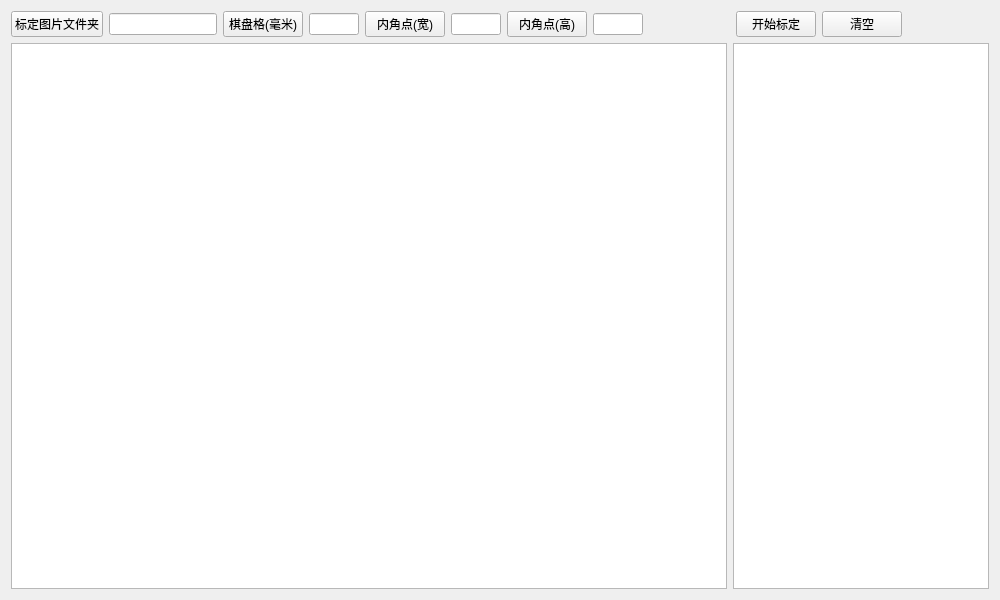
This is mainwindow.ui in NovemberChopin/CameraCalib as Qt 5 draws it before an edit. The edited form follows.
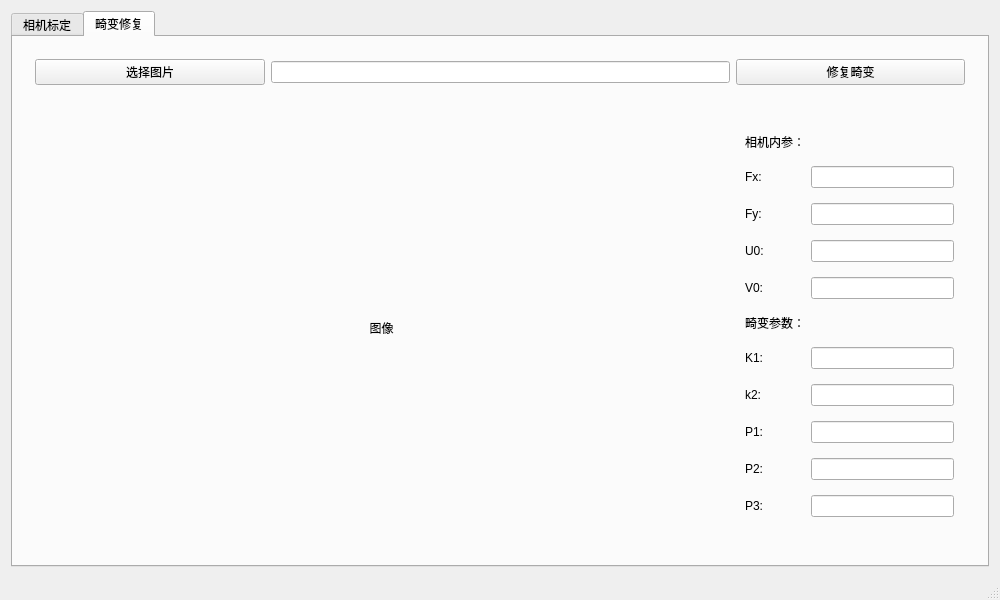
This is the edited form.

```diff
--- a/mainwindow.ui
+++ b/mainwindow.ui
@@ -16,154 +16,119 @@
   <widget class="QWidget" name="centralWidget">
    <layout class="QVBoxLayout" name="verticalLayout">
     <item>
+     <widget class="QTabWidget" name="tabWidget">
+      <property name="currentIndex">
+       <number>1</number>
+      </property>
+      <widget class="QWidget" name="tab_calib">
+       <attribute name="title">
+        <string>相机标定</string>
+       </attribute>
+       <layout class="QVBoxLayout" name="verticalLayout_2">
+        <item>
      <widget class="QWidget" name="widget" native="true">
-      <layout class="QHBoxLayout" name="horizontalLayout_2">
-       <property name="spacing">
+          <property name="sizePolicy">
+           <sizepolicy hsizetype="Preferred" vsizetype="Fixed">
+            <horstretch>0</horstretch>
+            <verstretch>0</verstretch>
+           </sizepolicy>
+          </property>
+          <layout class="QGridLayout" name="gridLayout" columnstretch="1,1,1,1">
+           <property name="leftMargin">
+            <number>0</number>
+           </property>
+           <property name="topMargin">
+            <number>0</number>
+           </property>
+           <property name="rightMargin">
+            <number>0</number>
+           </property>
+           <property name="bottomMargin">
+            <number>0</number>
+           </property>
+           <property name="horizontalSpacing">
         <number>6</number>
        </property>
-       <property name="leftMargin">
-        <number>0</number>
-       </property>
-       <property name="topMargin">
-        <number>0</number>
-       </property>
-       <property name="rightMargin">
-        <number>0</number>
-       </property>
-       <property name="bottomMargin">
-        <number>0</number>
-       </property>
-       <item>
+           <item row="0" column="0">
         <widget class="QPushButton" name="btn_chooseDir">
          <property name="text">
-          <string>标定图片文件夹</string>
+              <string>选择标定图片路径</string>
          </property>
         </widget>
        </item>
-       <item>
+           <item row="3" column="2">
+            <spacer name="horizontalSpacer">
+             <property name="orientation">
+              <enum>Qt::Horizontal</enum>
+             </property>
+             <property name="sizeHint" stdset="0">
+              <size>
+               <width>40</width>
+               <height>20</height>
+              </size>
+             </property>
+            </spacer>
+           </item>
+           <item row="1" column="1">
+            <widget class="QLineEdit" name="lineEdit_2"/>
+           </item>
+           <item row="2" column="1">
+            <widget class="QLineEdit" name="lineEdit_3"/>
+           </item>
+           <item row="3" column="1">
+            <widget class="QLineEdit" name="lineEdit_4"/>
+           </item>
+           <item row="0" column="1">
         <widget class="QLineEdit" name="lineEdit"/>
        </item>
-       <item>
-        <widget class="QPushButton" name="pushButton">
+           <item row="3" column="0">
+            <widget class="QPushButton" name="pushButton_6">
          <property name="text">
-          <string>棋盘格(毫米)</string>
+              <string>内角点个数（高）</string>
          </property>
         </widget>
        </item>
-       <item>
-        <widget class="QLineEdit" name="lineEdit_2">
-         <property name="sizePolicy">
-          <sizepolicy hsizetype="Fixed" vsizetype="Fixed">
-           <horstretch>0</horstretch>
-           <verstretch>0</verstretch>
-          </sizepolicy>
-         </property>
-         <property name="minimumSize">
-          <size>
-           <width>50</width>
-           <height>0</height>
-          </size>
-         </property>
-         <property name="maximumSize">
-          <size>
-           <width>50</width>
-           <height>16777215</height>
-          </size>
-         </property>
-        </widget>
-       </item>
-       <item>
+           <item row="2" column="0">
         <widget class="QPushButton" name="pushButton_2">
          <property name="text">
-          <string>内角点(宽)</string>
+              <string>内角点个数（宽）</string>
          </property>
         </widget>
        </item>
-       <item>
-        <widget class="QLineEdit" name="lineEdit_3">
-         <property name="sizePolicy">
-          <sizepolicy hsizetype="Fixed" vsizetype="Fixed">
-           <horstretch>0</horstretch>
-           <verstretch>0</verstretch>
-          </sizepolicy>
-         </property>
-         <property name="maximumSize">
-          <size>
-           <width>50</width>
-           <height>16777215</height>
-          </size>
-         </property>
-        </widget>
-       </item>
-       <item>
-        <widget class="QPushButton" name="pushButton_3">
+           <item row="1" column="0">
+            <widget class="QPushButton" name="pushButton_7">
          <property name="text">
-          <string>内角点(高)</string>
+              <string>内角点长度（毫米）</string>
          </property>
         </widget>
        </item>
-       <item>
-        <widget class="QLineEdit" name="lineEdit_4">
-         <property name="minimumSize">
-          <size>
-           <width>50</width>
-           <height>0</height>
-          </size>
-         </property>
-         <property name="maximumSize">
-          <size>
-           <width>50</width>
-           <height>16777215</height>
-          </size>
-         </property>
-        </widget>
-       </item>
-       <item>
-        <spacer name="horizontalSpacer_2">
-         <property name="orientation">
-          <enum>Qt::Horizontal</enum>
-         </property>
-         <property name="sizeHint" stdset="0">
-          <size>
-           <width>40</width>
-           <height>20</height>
-          </size>
-         </property>
-        </spacer>
-       </item>
-       <item>
+           <item row="1" column="3">
         <widget class="QPushButton" name="btn_calib">
          <property name="text">
           <string>开始标定</string>
          </property>
         </widget>
        </item>
-       <item>
+           <item row="2" column="3">
         <widget class="QPushButton" name="btn_clear">
          <property name="text">
-          <string>清空</string>
+              <string>清空数据</string>
          </property>
         </widget>
        </item>
-       <item>
-        <spacer name="horizontalSpacer">
-         <property name="orientation">
-          <enum>Qt::Horizontal</enum>
-         </property>
-         <property name="sizeHint" stdset="0">
-          <size>
-           <width>40</width>
-           <height>20</height>
-          </size>
-         </property>
-        </spacer>
+           <item row="3" column="3">
+            <widget class="QPushButton" name="apply_param">
+             <property name="text">
+              <string>应用参数</string>
+             </property>
+            </widget>
        </item>
       </layout>
      </widget>
     </item>
     <item>
      <widget class="QWidget" name="widget_2" native="true">
-      <layout class="QHBoxLayout" name="horizontalLayout">
+          <layout class="QHBoxLayout" name="horizontalLayout" stretch="3,1">
        <property name="leftMargin">
         <number>0</number>
        </property>
@@ -177,36 +142,201 @@
         <number>0</number>
        </property>
        <item>
-        <widget class="QListWidget" name="listWidget">
+            <widget class="QListWidget" name="listWidget"/>
+           </item>
+           <item>
+            <widget class="QTextBrowser" name="textBrowser"/>
+           </item>
+          </layout>
+         </widget>
+        </item>
+       </layout>
+      </widget>
+      <widget class="QWidget" name="tab_fix">
+       <attribute name="title">
+        <string>畸变修复</string>
+       </attribute>
+       <layout class="QVBoxLayout" name="verticalLayout_3">
+        <item>
+         <widget class="QWidget" name="widget_6" native="true">
          <property name="sizePolicy">
-          <sizepolicy hsizetype="Expanding" vsizetype="Expanding">
+           <sizepolicy hsizetype="Preferred" vsizetype="Fixed">
            <horstretch>0</horstretch>
            <verstretch>0</verstretch>
           </sizepolicy>
          </property>
-         <property name="minimumSize">
-          <size>
-           <width>0</width>
-           <height>0</height>
-          </size>
+          <layout class="QGridLayout" name="gridLayout_2" columnstretch="1,2,1">
+           <item row="0" column="1">
+            <widget class="QLineEdit" name="img_dir"/>
+           </item>
+           <item row="0" column="0">
+            <widget class="QPushButton" name="btn_chooseSingleImg">
+             <property name="text">
+              <string>选择图片</string>
          </property>
         </widget>
        </item>
+           <item row="0" column="2">
+            <widget class="QPushButton" name="btn_fix">
+             <property name="text">
+              <string>修复畸变</string>
+             </property>
+            </widget>
+           </item>
+          </layout>
+         </widget>
+        </item>
        <item>
-        <widget class="QTextBrowser" name="textBrowser">
+         <widget class="QWidget" name="widget_3" native="true">
+          <layout class="QHBoxLayout" name="horizontalLayout_2" stretch="3,1">
+           <item>
+            <widget class="QWidget" name="widget_4" native="true">
+             <layout class="QVBoxLayout" name="verticalLayout_4">
+              <item>
+               <widget class="QLabel" name="label_img">
+                <property name="text">
+                 <string>图像</string>
+                </property>
+                <property name="alignment">
+                 <set>Qt::AlignCenter</set>
+                </property>
+               </widget>
+              </item>
+             </layout>
+            </widget>
+           </item>
+           <item>
+            <widget class="QWidget" name="widget_5" native="true">
+             <layout class="QGridLayout" name="gridLayout_3">
+              <item row="5" column="0">
+               <widget class="QLabel" name="label_7">
          <property name="sizePolicy">
-          <sizepolicy hsizetype="Fixed" vsizetype="Expanding">
+                 <sizepolicy hsizetype="Preferred" vsizetype="Fixed">
            <horstretch>0</horstretch>
            <verstretch>0</verstretch>
           </sizepolicy>
          </property>
-        </widget>
-       </item>
+                <property name="text">
+                 <string>畸变参数：</string>
+                </property>
+               </widget>
+              </item>
+              <item row="0" column="0">
+               <widget class="QLabel" name="label_4">
+                <property name="sizePolicy">
+                 <sizepolicy hsizetype="Preferred" vsizetype="Fixed">
+                  <horstretch>0</horstretch>
+                  <verstretch>0</verstretch>
+                 </sizepolicy>
+                </property>
+                <property name="text">
+                 <string>相机内参：</string>
+                </property>
+               </widget>
+              </item>
+              <item row="1" column="1">
+               <widget class="QLineEdit" name="line_fx"/>
+              </item>
+              <item row="4" column="1">
+               <widget class="QLineEdit" name="line_v0"/>
+              </item>
+              <item row="7" column="0">
+               <widget class="QLabel" name="label_9">
+                <property name="text">
+                 <string>k2:</string>
+                </property>
+               </widget>
+              </item>
+              <item row="7" column="1">
+               <widget class="QLineEdit" name="line_k2"/>
+              </item>
+              <item row="8" column="0">
+               <widget class="QLabel" name="label_10">
+                <property name="text">
+                 <string>P1:</string>
+                </property>
+               </widget>
+              </item>
+              <item row="3" column="1">
+               <widget class="QLineEdit" name="line_u0"/>
+              </item>
+              <item row="6" column="1">
+               <widget class="QLineEdit" name="line_k1"/>
+              </item>
+              <item row="3" column="0">
+               <widget class="QLabel" name="label_5">
+                <property name="text">
+                 <string>U0:</string>
+                </property>
+               </widget>
+              </item>
+              <item row="10" column="1">
+               <widget class="QLineEdit" name="line_p3"/>
+              </item>
+              <item row="2" column="1">
+               <widget class="QLineEdit" name="line_fy"/>
+              </item>
+              <item row="2" column="0">
+               <widget class="QLabel" name="label_3">
+                <property name="text">
+                 <string>Fy:</string>
+                </property>
+               </widget>
+              </item>
+              <item row="9" column="0">
+               <widget class="QLabel" name="label_11">
+                <property name="text">
+                 <string>P2:</string>
+                </property>
+               </widget>
+              </item>
+              <item row="8" column="1">
+               <widget class="QLineEdit" name="line_p1"/>
+              </item>
+              <item row="6" column="0">
+               <widget class="QLabel" name="label_8">
+                <property name="text">
+                 <string>K1:</string>
+                </property>
+               </widget>
+              </item>
+              <item row="9" column="1">
+               <widget class="QLineEdit" name="line_p2"/>
+              </item>
+              <item row="1" column="0">
+               <widget class="QLabel" name="label_2">
+                <property name="text">
+                 <string>Fx:</string>
+                </property>
+               </widget>
+              </item>
+              <item row="10" column="0">
+               <widget class="QLabel" name="label_12">
+                <property name="text">
+                 <string>P3:</string>
+                </property>
+               </widget>
+              </item>
+              <item row="4" column="0">
+               <widget class="QLabel" name="label_6">
+                <property name="text">
+                 <string>V0:</string>
+                </property>
+               </widget>
+              </item>
       </layout>
      </widget>
     </item>
    </layout>
   </widget>
+        </item>
+       </layout>
+      </widget>
+     </widget>
+    </item>
+   </layout>
+  </widget>
+  <widget class="QStatusBar" name="statusBar"/>
   <action name="chooseDir">
    <property name="text">
     <string>选择文件夹</string>
```
Lines whose indentation alone changed are shown as unchanged.
